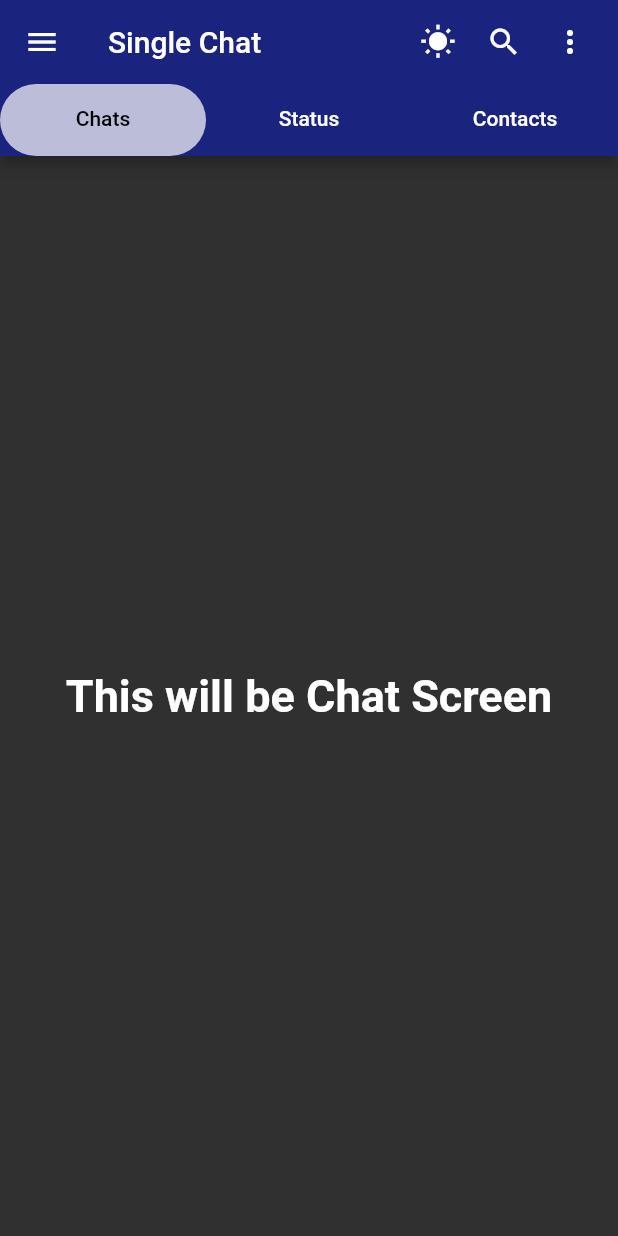
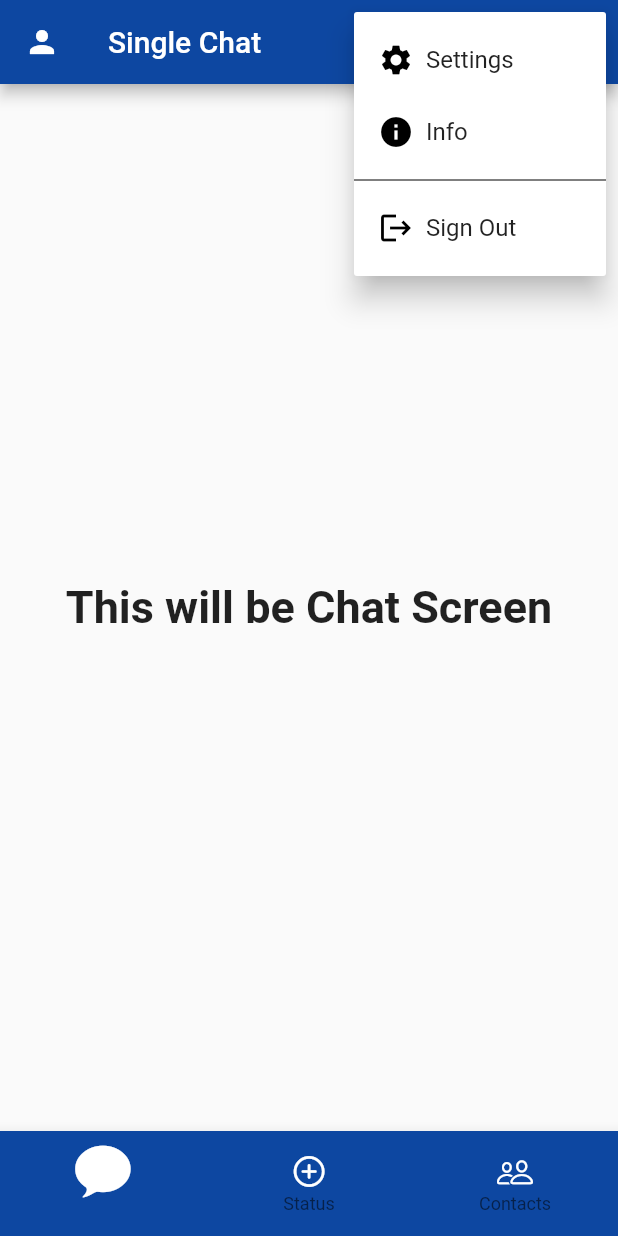
Before and after one commit to ermkmandawar/single_chat, a Flutter app: the screen it shows after launch, after a tap on the "more vert" icon, on a phone screen of 412 x 824 dp. Run offline on Flutter 3.47's test engine with Material 2 defaults, Android fonts, the phone set to English and light mode, and no system bars; our stand-ins replace permission_handler; missing offline and left inert: flutter_contact.

Commit message:
Chnage tab bar to bottom Nav Bar, Implement Pop Up menu

```diff
--- /dev/null
+++ b/lib/bottomNav.dart
@@ -0,0 +1,199 @@
+import 'package:flutter/cupertino.dart';
+import 'package:flutter/material.dart';
+import 'package:single_chat/chats.dart';
+import 'package:single_chat/contacts.dart';
+import 'package:single_chat/setting.dart';
+import 'package:single_chat/status.dart';
+
+import 'main.dart';
+
+class MyBottomBarDemo extends StatefulWidget {
+  @override
+  _MyBottomBarDemoState createState() => new _MyBottomBarDemoState();
+}
+
+class _MyBottomBarDemoState extends State<MyBottomBarDemo> {
+  int _pageIndex = 0;
+  PageController _pageController;
+
+  List<Widget> tabPages = [
+    ChatScreen(),
+    StatusScreen(),
+    ContactScreen(),
+  ];
+
+  @override
+  void initState() {
+    super.initState();
+    _pageController = PageController(initialPage: _pageIndex);
+  }
+
+  @override
+  void dispose() {
+    _pageController.dispose();
+    super.dispose();
+  }
+
+  @override
+  Widget build(BuildContext context) {
+    return Scaffold(
+      //Modify
+      appBar: AppBar(
+        title: Text(SingleChat.title),
+        backgroundColor: Colors.blue[900],
+        // centerTitle: true,
+        leading: IconButton(
+            icon: Icon(Icons.person),
+            onPressed: () {
+              Navigator.push(context,
+                  MaterialPageRoute(builder: (context) => ChatScreen()));
+            }),
+        actions: [
+          Theme(
+            data: Theme.of(context).copyWith(
+              dividerColor: Colors.black,
+              // iconTheme: IconThemeData(color: Colors.white),
+              // textTheme: TextTheme().apply(bodyColor: Colors.black),
+            ),
+
+            child: PopupMenuButton<int>(
+              // color: Colors.indigo,
+              onSelected: (item) => onSelected(context, item),
+              itemBuilder: (context) => [
+                PopupMenuItem<int>(
+                  value: 0,
+                  child: Row(
+                    children: [
+                      Icon(
+                        Icons.settings,
+                        color: Colors.black,
+                      ),
+                      const SizedBox(
+                        width: 8,
+                      ),
+                      Text("Settings"),
+                    ],
+                  ),
+                ),
+                PopupMenuItem<int>(
+                  value: 1,
+                  child: Row(
+                    children: [
+                      Icon(
+                        Icons.info,
+                        color: Colors.black,
+                      ),
+                      const SizedBox(
+                        width: 8,
+                      ),
+                      Text("Info"),
+                    ],
+                  ),
+                ),
+                PopupMenuDivider(),
+                PopupMenuItem<int>(
+                  value: 2,
+                  child: Row(
+                    children: [
+                      Icon(
+                        Icons.logout,
+                        color: Colors.black,
+                      ),
+                      const SizedBox(width: 8),
+                      Text('Sign Out'),
+                    ],
+                  ),
+                ),
+              ],
+            ),
+            // SizedBox(width: 10.0),
+          ),
+        ],
+      ),
+      //
+      bottomNavigationBar: BottomNavigationBar(
+        // type: BottomNavigationBarType.fixed,
+        showSelectedLabels: false,
+        // showUnselectedLabels: false,
+        currentIndex: _pageIndex,
+        onTap: onTabTapped,
+        backgroundColor: Colors.blue[900],
+        items: <BottomNavigationBarItem>[
+          BottomNavigationBarItem(
+            icon: Icon(
+              CupertinoIcons.chat_bubble,
+              color: Colors.white,
+            ),
+            title: Text("Chats"),
+            activeIcon: Icon(
+              CupertinoIcons.chat_bubble_fill,
+              size: 40,
+              color: Colors.white,
+            ),
+          ),
+          BottomNavigationBarItem(
+            icon: Icon(
+              CupertinoIcons.add_circled,
+              color: Colors.white,
+            ),
+            title: Text("Status"),
+            activeIcon: Icon(
+              CupertinoIcons.add_circled_solid,
+              size: 40,
+              color: Colors.white,
+            ),
+          ),
+          BottomNavigationBarItem(
+            icon: Icon(
+              CupertinoIcons.person_2,
+              color: Colors.white,
+            ),
+            title: Text("Contacts"),
+            activeIcon: Icon(
+              CupertinoIcons.person_2_fill,
+              size: 40,
+              color: Colors.white,
+            ),
+            backgroundColor: Colors.black,
+          ),
+        ],
+      ),
+      body: PageView(
+        children: tabPages,
+        onPageChanged: onPageChanged,
+        controller: _pageController,
+      ),
+    );
+  }
+
+  void onPageChanged(int page) {
+    setState(() {
+      this._pageIndex = page;
+    });
+  }
+
+  void onTabTapped(int index) {
+    this._pageController.animateToPage(index,
+        duration: const Duration(milliseconds: 500), curve: Curves.easeInOut);
+  }
+
+  void onSelected(BuildContext context, int item) {
+    switch (item) {
+      case 0:
+        Navigator.of(context).push(
+          MaterialPageRoute(builder: (context) => SettingPage()),
+        );
+        break;
+      case 1:
+        Navigator.of(context).push(
+          MaterialPageRoute(builder: (context) => ChatScreen()),
+        );
+        break;
+      case 2:
+        Navigator.of(context).pushAndRemoveUntil(
+          MaterialPageRoute(builder: (context) => ContactScreen()),
+          (route) => false,
+        );
+    }
+  }
+}
--- a/lib/contacts.dart
+++ b/lib/contacts.dart
@@ -1,7 +1,5 @@
 import 'dart:async';
-import 'dart:ffi';
 import 'dart:typed_data';
-import 'dart:ui';
 
 import 'package:flutter_contact/contacts.dart';
 
@@ -48,15 +46,15 @@ class _ContactScreenState extends State<ContactScreen> {
                   itemCount: listContacts.length,
                   itemBuilder: (context, index) {
                     Contact contact = listContacts.get(index);
-                    return Card(
-                      shape: RoundedRectangleBorder(
-                        borderRadius: BorderRadius.circular(10),
-                      ),
-                      shadowColor: Colors.black,
-                      elevation: 7,
-                      color: Colors.blue[100],
-                      margin: EdgeInsets.fromLTRB(3, 0, 3, 10),
-                      child: ListTile(
+                    // return Card(
+                    // shape: RoundedRectangleBorder(
+                    //   borderRadius: BorderRadius.circular(10),
+                    // ),
+                    // shadowColor: Colors.black,
+                    // elevation: 7,
+                    // color: Colors.blue[100],
+                    // margin: EdgeInsets.fromLTRB(3, 0, 3, 10),
+                    return ListTile(
                       trailing: Icon(
                         Icons.person,
                       ),
@@ -73,7 +71,6 @@ class _ContactScreenState extends State<ContactScreen> {
                       subtitle: Text((contact.phones.length > 0)
                           ? "${contact.phones.get(0)}"
                           : "${contact.givenName}"),
-                      ),
                     );
                   })
               : Center(
--- a/lib/main.dart
+++ b/lib/main.dart
@@ -1,88 +1,225 @@
 import 'package:flutter/material.dart';
-import 'package:single_chat/chats.dart';
-import 'chats.dart';
-import 'contacts.dart';
-import 'status.dart';
+import 'package:flutter/services.dart';
+import 'package:single_chat/bottomNav.dart';
 
-void main() => runApp(SingleChat());
+// Future main() async {
+//   WidgetsFlutterBinding.ensureInitialized();
+//   await SystemChrome.setPreferredOrientations([
+//     DeviceOrientation.portraitUp,
+//     DeviceOrientation.portraitDown,
+//   ]);
+
+//   void main() => runApp(SingleChat());
+// }
+
+// class SingleChat extends StatelessWidget {
+//   @override
+//   Widget build(BuildContext context) {
+//     return MaterialApp(
+//       debugShowCheckedModeBanner: false,
+//       theme: ThemeData(
+//         brightness: Brightness.dark,
+//         primaryColor: Colors.indigo[900],
+//         accentColor: Colors.cyan[600],
+//       ),
+//       home: DefaultTabController(
+//         length: 3,
+//         child: Scaffold(
+//           appBar: AppBar(
+//             // centerTitle: true,
+//             title: Text('Single Chat'),
+//             automaticallyImplyLeading: false,
+//             leading: GestureDetector(
+//               onTap: () {},
+//               child: Icon(Icons.person),
+//             ),
+//             actions: <Widget>[
+//               Padding(
+//                 padding: EdgeInsets.only(right: 20.0),
+//                 child: GestureDetector(
+//                   onTap: () {},
+//                   child: Icon(Icons.wb_sunny_sharp),
+//                 ),
+//               ),
+//               Padding(
+//                 padding: EdgeInsets.only(right: 20.0),
+//                 child: Icon(Icons.search),
+//               ),
+//               Padding(
+//                 padding: EdgeInsets.only(right: 20.0),
+//                 child: GestureDetector(
+//                   child: Icon(Icons.more_vert),
+//                   onTap: () {
+//                     Navigator.push(
+//                       context,
+//                       MaterialPageRoute(
+//                           builder: (context) => DestinationScreen()),
+//                     );
+//                   },
+//                 ),
+//               )
+//             ],
+//             bottom: TabBar(
+//               // indicatorColor: Colors.amberAccent,
+//               // indicatorSize: TabBarIndicatorSize.label,
+//               // indicatorWeight: 3,
+//               // labelPadding: EdgeInsets.symmetric(horizontal: 10.0),
+//               indicator: BoxDecoration(
+//                 borderRadius: BorderRadius.circular(50),
+//                 color: Colors.white70,
+//               ),
+//               automaticIndicatorColorAdjustment: true,
+//               labelColor: Colors.black,
+//               unselectedLabelColor: Colors.white,
+//               tabs: [
+//                 Tab(
+//                   text: "Chats",
+//                 ),
+//                 Tab(
+//                   text: "Status",
+//                 ),
+//                 Tab(
+//                   text: "Contacts",
+//                 )
+//               ],
+//             ),
+//           ),
+//           body: TabBarView(
+//             children: [
+//               ChatScreen(),
+//               StatusScreen(),
+//               ContactScreen(),
+//             ],
+//           ),
+//         ),
+//       ),
+//     );
+//   }
+// }
+
+Future main() async {
+  WidgetsFlutterBinding.ensureInitialized();
+  await SystemChrome.setPreferredOrientations([
+    DeviceOrientation.portraitUp,
+    DeviceOrientation.portraitDown,
+  ]);
+
+  runApp(SingleChat());
+}
 
 class SingleChat extends StatelessWidget {
+  static final String title = 'Single Chat';
   @override
-  Widget build(BuildContext context) {
-    return MaterialApp(
-      debugShowCheckedModeBanner: false,
-      theme: ThemeData(
-        brightness: Brightness.dark,
-        primaryColor: Colors.indigo[900],
-        accentColor: Colors.cyan[600],
-      ),
-      home: DefaultTabController(
-        length: 3,
-        child: Scaffold(
-          appBar: AppBar(
-            // centerTitle: true,
-            title: Text('Single Chat'),
-            automaticallyImplyLeading: false,
-            leading: GestureDetector(
-              onTap: () {},
-              child: Icon(Icons.menu),
-            ),
-            actions: <Widget>[
-              Padding(
-                padding: EdgeInsets.only(right: 20.0),
-                child: GestureDetector(
-                  onTap: () {},
-                  child: Icon(Icons.wb_sunny_sharp),
-                ),
-              ),
-              Padding(
-                padding: EdgeInsets.only(right: 20.0),
-                child: Icon(Icons.search),
-              ),
-              Padding(
-                padding: EdgeInsets.only(right: 20.0),
-                child: GestureDetector(
-                  onTap: () {},
-                  child: Icon(Icons.more_vert),
-                ),
-              ),
-            ],
-            bottom: TabBar(
-              // indicatorColor: Colors.amberAccent,
-              // indicatorSize: TabBarIndicatorSize.label,
-              // indicatorWeight: 3,
-              // labelPadding: EdgeInsets.symmetric(horizontal: 10.0),
-              indicator: BoxDecoration(
-                borderRadius: BorderRadius.circular(50),
-                color: Colors.white70,
-              ),
-              automaticIndicatorColorAdjustment: true,
-              labelColor: Colors.black,
-              unselectedLabelColor: Colors.white,
-              tabs: [
-                Tab(
-                  text: "Chats",
-                ),
-                Tab(
-                  text: "Status",
-                ),
-                Tab(
-                  text: "Contacts",
-                )
-              ],
-            ),
-          ),
-          body: TabBarView(
-            children: [
-              ChatScreen(),
-              StatusScreen(),
-              ContactScreen(),
-            ],
-          ),
-        ),
-      ),
-    );
-  }
+  Widget build(BuildContext context) => MaterialApp(
+        debugShowCheckedModeBanner: false,
+        title: title,
+        // theme: ThemeData(
+        //   brightness: Brightness.dark,
+        //   primaryColor: Colors.indigo[900],
+        //   accentColor: Colors.cyan[600],
+        // ),
+        // home: MyBottomBarDemo(),
+        initialRoute: '/',
+        routes: {
+          '/': (_) => MyBottomBarDemo(),
+        },
+      );
 }
 
-class CustomSearchDelegate {}
+// class MainPage extends StatelessWidget {
+//   @override
+//   Widget build(BuildContext context) => Scaffold(
+//         appBar: AppBar(
+//           title: Text(SingleChat.title),
+//           backgroundColor: Colors.blue[900],
+//           // centerTitle: true,
+//           leading: IconButton(
+//               icon: Icon(Icons.person),
+//               onPressed: () {
+//                 Navigator.push(context,
+//                     MaterialPageRoute(builder: (context) => ChatScreen()));
+//               }),
+//           actions: [
+//             Theme(
+//               data: Theme.of(context).copyWith(
+//                 dividerColor: Colors.black,
+//                 // iconTheme: IconThemeData(color: Colors.white),
+//                 // textTheme: TextTheme().apply(bodyColor: Colors.black),
+//               ),
+
+//               child: PopupMenuButton<int>(
+//                 // color: Colors.indigo,
+//                 onSelected: (item) => onSelected(context, item),
+//                 itemBuilder: (context) => [
+//                   PopupMenuItem<int>(
+//                     value: 0,
+//                     child: Row(
+//                       children: [
+//                         Icon(
+//                           Icons.settings,
+//                           color: Colors.black,
+//                         ),
+//                         const SizedBox(
+//                           width: 8,
+//                         ),
+//                         Text("Settings"),
+//                       ],
+//                     ),
+//                   ),
+//                   PopupMenuItem<int>(
+//                     value: 1,
+//                     child: Row(
+//                       children: [
+//                         Icon(
+//                           Icons.info,
+//                           color: Colors.black,
+//                         ),
+//                         const SizedBox(
+//                           width: 8,
+//                         ),
+//                         Text("Info"),
+//                       ],
+//                     ),
+//                   ),
+//                   PopupMenuDivider(),
+//                   PopupMenuItem<int>(
+//                     value: 2,
+//                     child: Row(
+//                       children: [
+//                         Icon(
+//                           Icons.logout,
+//                           color: Colors.black,
+//                         ),
+//                         const SizedBox(width: 8),
+//                         Text('Sign Out'),
+//                       ],
+//                     ),
+//                   ),
+//                 ],
+//               ),
+//               // SizedBox(width: 10.0),
+//             ),
+//           ],
+//         ),
+//       );
+
+//   void onSelected(BuildContext context, int item) {
+//     switch (item) {
+//       case 0:
+//         Navigator.of(context).push(
+//           MaterialPageRoute(builder: (context) => SettingPage()),
+//         );
+//         break;
+//       case 1:
+//         Navigator.of(context).push(
+//           MaterialPageRoute(builder: (context) => ChatScreen()),
+//         );
+//         break;
+//       case 2:
+//         Navigator.of(context).pushAndRemoveUntil(
+//           MaterialPageRoute(builder: (context) => ContactScreen()),
+//           (route) => false,
+//         );
+//     }
+//   }
+// }
--- /dev/null
+++ b/lib/setting.dart
@@ -0,0 +1,12 @@
+import 'package:flutter/material.dart';
+
+class SettingPage extends StatelessWidget {
+  @override
+  Widget build(BuildContext context) {
+    return Scaffold(
+      appBar: AppBar(
+        title: Text("This is Setting Page"),
+      ),
+    );
+  }
+}
--- a/pubspec.yaml
+++ b/pubspec.yaml
@@ -32,6 +32,8 @@ dependencies:
   permission_handler: ^8.0.0+1
   flutter_contact: ^0.8.1+2
   flutter_platform_widgets: ^1.8.1
+  fluttertoast: ^8.0.7
+  bubbled_navigation_bar: ^0.0.4
 
 dev_dependencies:
   flutter_test:
```
Also changed, not shown: pubspec.lock. Lines whose indentation alone changed are shown as unchanged.
